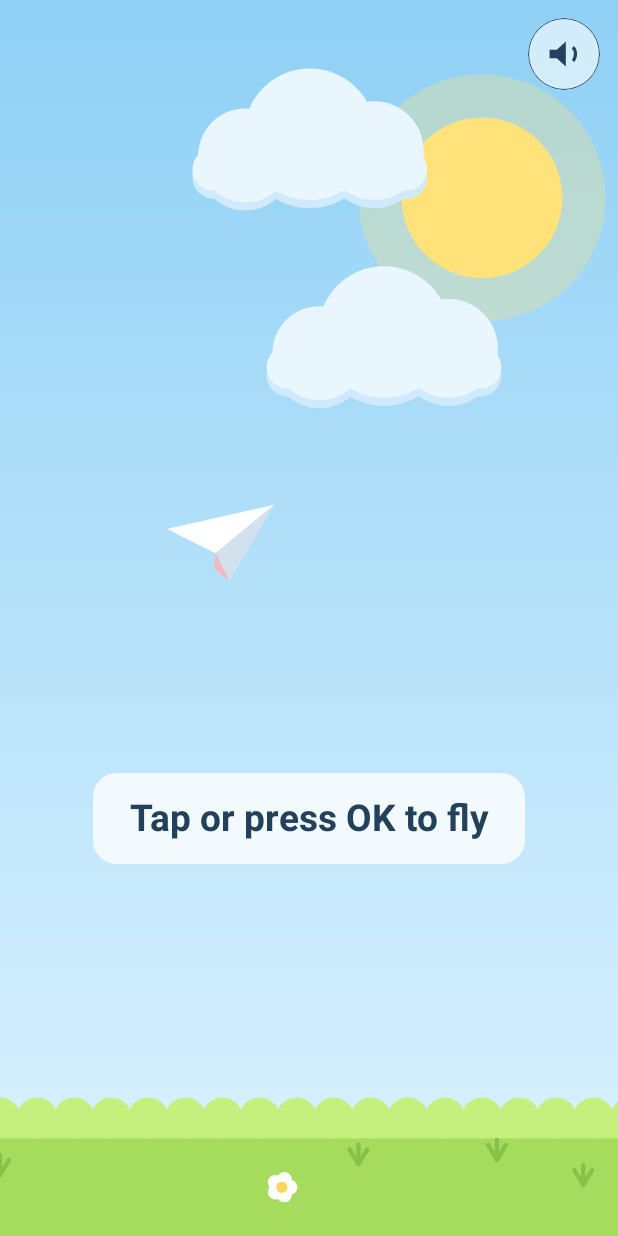
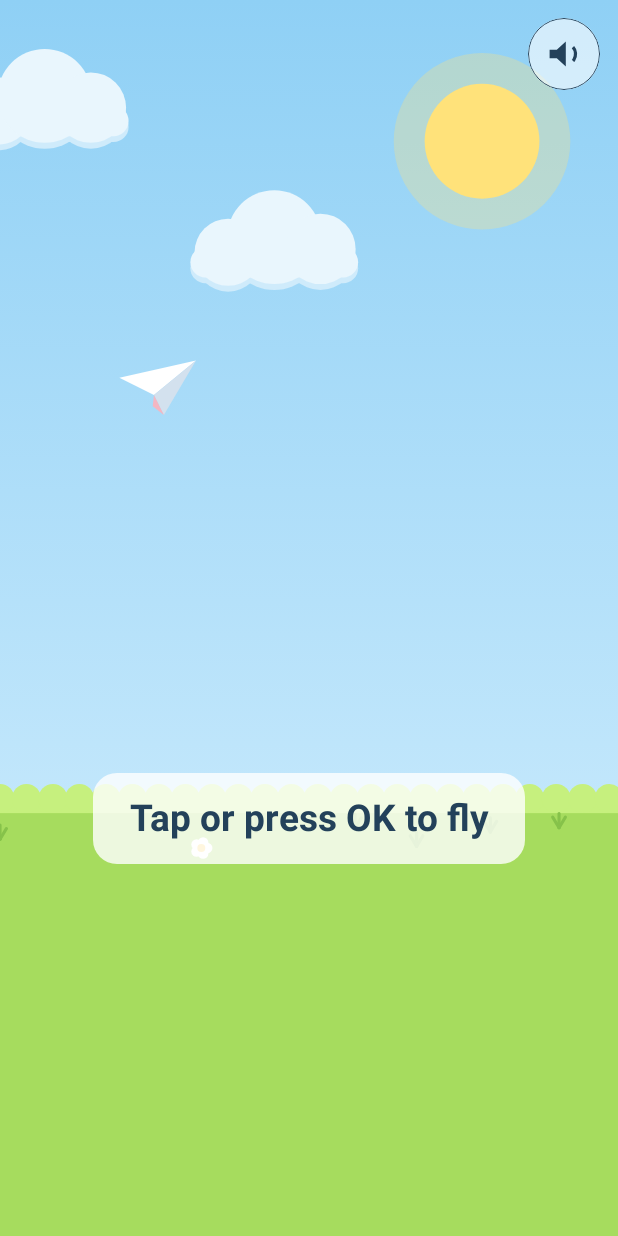
Before and after one commit to stoufam71/glidepaper, an Android app built with Jetpack Compose: the screen it shows after launch (MainActivity), on a phone screen of 412 x 824 dp. Run offline under Robolectric (Android 15) with nearby library versions, the phone set to English and light mode, and no system bars.

Commit message:
feat: show the next pillar on phones and let players leave autopilot
Portrait phones showed only one pillar at a time, so the next gap came
as a surprise. Screens narrower than MIN_VIEW_WIDTH (0.7) now zoom the
camera out; the spare height fills with meadow. Game rules are unchanged.

The Autopilot badge is now a button with an X that hands control back
with a fresh round; Back does the same on TV.

Co-Authored-By: Claude Opus 5.5 <noreply@anthropic.com>

```diff
--- a/app/src/main/java/com/paperglide/GameViewModel.kt
+++ b/app/src/main/java/com/paperglide/GameViewModel.kt
@@ -67,6 +67,11 @@ class GameViewModel(app: Application) : AndroidViewModel(app) {
         sync()
     }
 
+    fun stopAutopilot() {
+        engine.stopAutopilot()
+        sync()
+    }
+
     /** Music follows the activity: on while it is resumed, off when it pauses. */
     fun setForeground(value: Boolean) {
         foreground = value
--- a/app/src/main/java/com/paperglide/MainActivity.kt
+++ b/app/src/main/java/com/paperglide/MainActivity.kt
@@ -48,7 +48,11 @@ class MainActivity : ComponentActivity() {
 
         onBackPressedDispatcher.addCallback(this, object : OnBackPressedCallback(true) {
             override fun handleOnBackPressed() {
-                if (viewModel.phase == Phase.Playing) viewModel.pause() else finish()
+                when {
+                    viewModel.autopilot -> viewModel.stopAutopilot()
+                    viewModel.phase == Phase.Playing -> viewModel.pause()
+                    else -> finish()
+                }
             }
         })
 
--- a/app/src/main/java/com/paperglide/ui/Drawing.kt
+++ b/app/src/main/java/com/paperglide/ui/Drawing.kt
@@ -5,6 +5,7 @@ import androidx.compose.ui.geometry.Offset
 import androidx.compose.ui.geometry.Size
 import androidx.compose.ui.graphics.Brush
 import androidx.compose.ui.graphics.Color
+import androidx.compose.ui.graphics.StrokeCap
 import androidx.compose.ui.graphics.Path
 import androidx.compose.ui.graphics.lerp
 import androidx.compose.ui.graphics.drawscope.DrawScope
@@ -46,7 +47,7 @@ class Stars {
 }
 
 fun DrawScope.drawWorld(engine: GameEngine, plane: PlaneShapes, stars: Stars, traffic: SkyTraffic, airliner: AirlinerShapes, critters: Critters) {
-    val s = size.height
+    val s = worldScale()
     val sky = DayCycle.at(engine.playTime)
     // shortcut: one small gradient object per frame; cache by colour if GC shows up on low-end TV boxes
     drawRect(Brush.verticalGradient(listOf(sky.top, sky.bottom)))
@@ -109,7 +110,7 @@ fun DrawScope.drawWorld(engine: GameEngine, plane: PlaneShapes, stars: Stars, tr
         drawCuteFace(Offset(left + w / 2, bottom + r * 1.1f), w * 0.55f, 1f, sleepy = sky.night > 0.5f)
     }
 
-    drawMeadow(engine.distance, sky.night, engine.time, critters)
+    drawMeadow(s, engine.distance, sky.night, engine.time, critters)
 
     val tilt = if (engine.phase == Phase.Ready) 0f else (engine.velocity * 30f).coerceIn(-25f, 60f)
     val k = PLANE_RADIUS * s
@@ -122,6 +123,19 @@ fun DrawScope.drawWorld(engine: GameEngine, plane: PlaneShapes, stars: Stars, tr
             }
         }
     }
+}
+
+/**
+ * Pixels per world unit. Usually the screen height; on screens narrower than [GameEngine.MIN_VIEW_WIDTH] the world
+ * zooms out so the next pillar shows in time, and the spare height below fills with meadow (a thumb rest on phones).
+ */
+fun DrawScope.worldScale() = minOf(size.height, size.width / GameEngine.MIN_VIEW_WIDTH)
+
+/** X glyph for closing or exiting. */
+fun DrawScope.drawClose() {
+    val stroke = size.minDimension * 0.16f
+    drawLine(Palette.Ink, Offset(stroke, stroke), Offset(size.width - stroke, size.height - stroke), stroke, StrokeCap.Round)
+    drawLine(Palette.Ink, Offset(size.width - stroke, stroke), Offset(stroke, size.height - stroke), stroke, StrokeCap.Round)
 }
 
 /** Speaker glyph for the mute button; a slash marks muted. */
--- a/app/src/main/java/com/paperglide/ui/Meadow.kt
+++ b/app/src/main/java/com/paperglide/ui/Meadow.kt
@@ -38,8 +38,7 @@ private val ChickBeak = Path().apply { moveTo(0f, -0.5f); lineTo(-1f, 0f); lineT
  * Rolling grass with tufts and little flowers that scroll with the world, and baby animals walking on it.
  * Everything sits on or below [GROUND_TOP] except the soft grass bumps, so a crash still looks like touching ground.
  */
-fun DrawScope.drawMeadow(distance: Float, night: Float, time: Float, critters: Critters) {
-    val s = size.height
+fun DrawScope.drawMeadow(s: Float, distance: Float, night: Float, time: Float, critters: Critters) {
     val g = GROUND_TOP * s
     val scroll = distance * s
     fun dusk(c: Color) = lerp(c, NightTint, 0.7f * night)
```
Also changed, not shown: app/src/main/java/com/paperglide/game/GameEngine.kt (+9 -0 lines), app/src/main/java/com/paperglide/ui/GameScreen.kt (+21 -3 lines), 2 other files.
